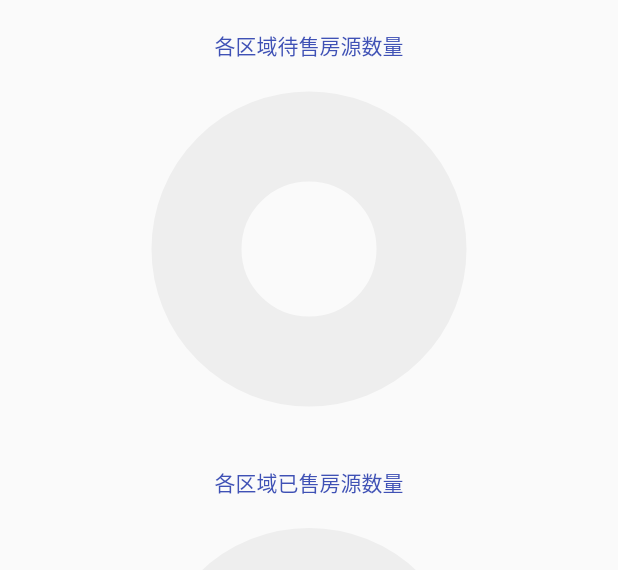
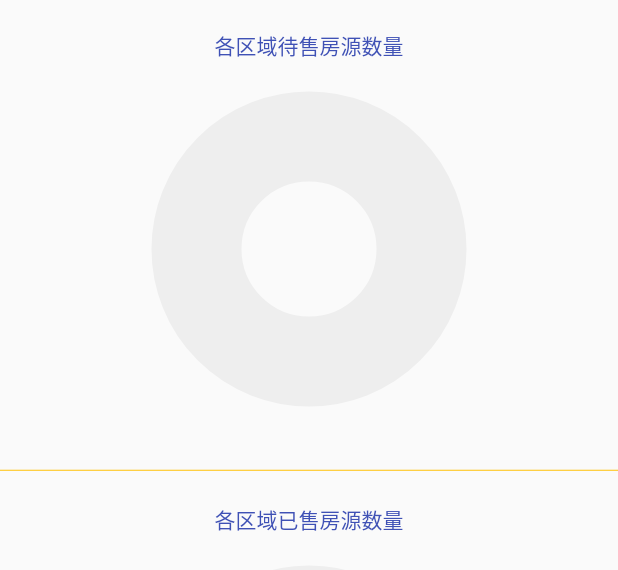
Before and after one commit to lyrric/flutter-lianjia, a Flutter app: the CityBody widget shown alone on an empty page, opened directly, on a phone screen of 412 x 824 dp. Shown: the top 570 px of the screen. Run offline on Flutter 3.47's test engine with Material 2 defaults, Android fonts, the phone set to English and light mode, and no system bars; our stand-ins replace charts_flutter, dio; missing offline and left inert: charts_common; generated files the repository leaves out were written again; network calls fail.

Commit message:
修复饼状图

```diff
--- a/lib/views/city_body.dart
+++ b/lib/views/city_body.dart
@@ -51,7 +51,7 @@ class CityBodyStat extends State<CityBody>{
         ),
         new Container(
           height: 250,
-          child: new charts.PieChart(initChartData(_sellingAreasStat, 'selling', charts.MaterialPalette.blue.shadeDefault),
+          child: new charts.PieChart(initChartData(_sellingAreasStat, 'selling', true),
               animate: true,
               defaultRenderer:  new charts.ArcRendererConfig(
                   arcWidth: 60,
@@ -59,11 +59,15 @@ class CityBodyStat extends State<CityBody>{
         ),
         new Container(
           padding: const EdgeInsets.only(top: 20),
+          child: new Divider(height: 5, color: Colors.amber,),
+        ),
+        new Container(
+          padding: const EdgeInsets.only(top: 20),
           child: new Text('各区域已售房源数量', style: TextStyle(color: Colors.indigo)),
         ),
         new Container(
             height: 250,
-            child: new charts.PieChart(initChartData(_soldAreasStat, 'sold', charts.MaterialPalette.green.shadeDefault),
+            child: new charts.PieChart(initChartData(_soldAreasStat, 'sold', false),
                 animate: true,
                 defaultRenderer: new charts.ArcRendererConfig(
                     arcWidth: 60,
@@ -73,11 +77,11 @@ class CityBodyStat extends State<CityBody>{
     );
   }
 
-  initChartData(var data, String id, var color){
+  initChartData(var data, String id, bool isBlue){
     return [
       new charts.Series<SimpleKeyValue, String>(
         id: id,
-        colorFn: (_, __) => color,
+        colorFn: isBlue?getBlueColor:getGreenColor,
         domainFn: (SimpleKeyValue row, _) => row.key,
         measureFn: (SimpleKeyValue row, _) => row.value,
         data: data,
@@ -86,4 +90,19 @@ class CityBodyStat extends State<CityBody>{
     ];
   }
 
+   charts.Color getBlueColor(var data,var index){
+     double t =255/18;
+     t = t*index;
+     int rgb = 255 - t.toInt();
+     print('rgb='+rgb.toString());
+     return charts.Color(r:0, g:0, b:255, a:rgb);
+  }
+
+  charts.Color getGreenColor(var data,int index){
+    double t =255/18;
+    t = t*index;
+    int rgb = 255 - t.toInt();
+    print('rgb='+rgb.toString());
+    return charts.Color(r:0, g:255, b:0, a:rgb);
+  }
 }
```
